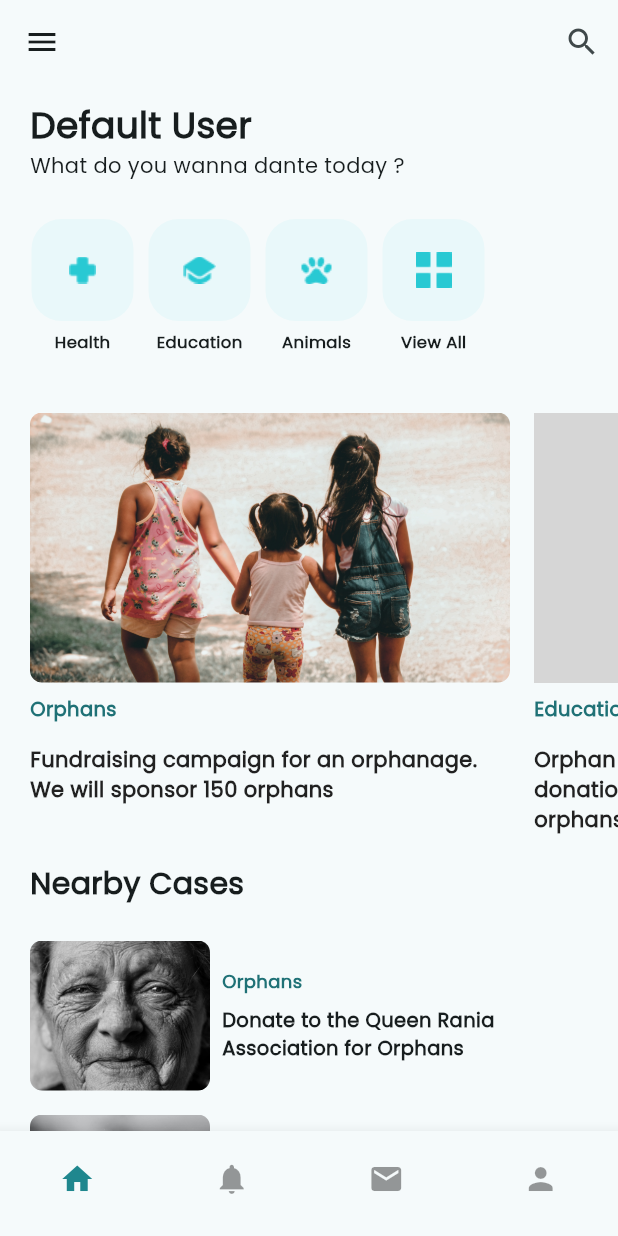
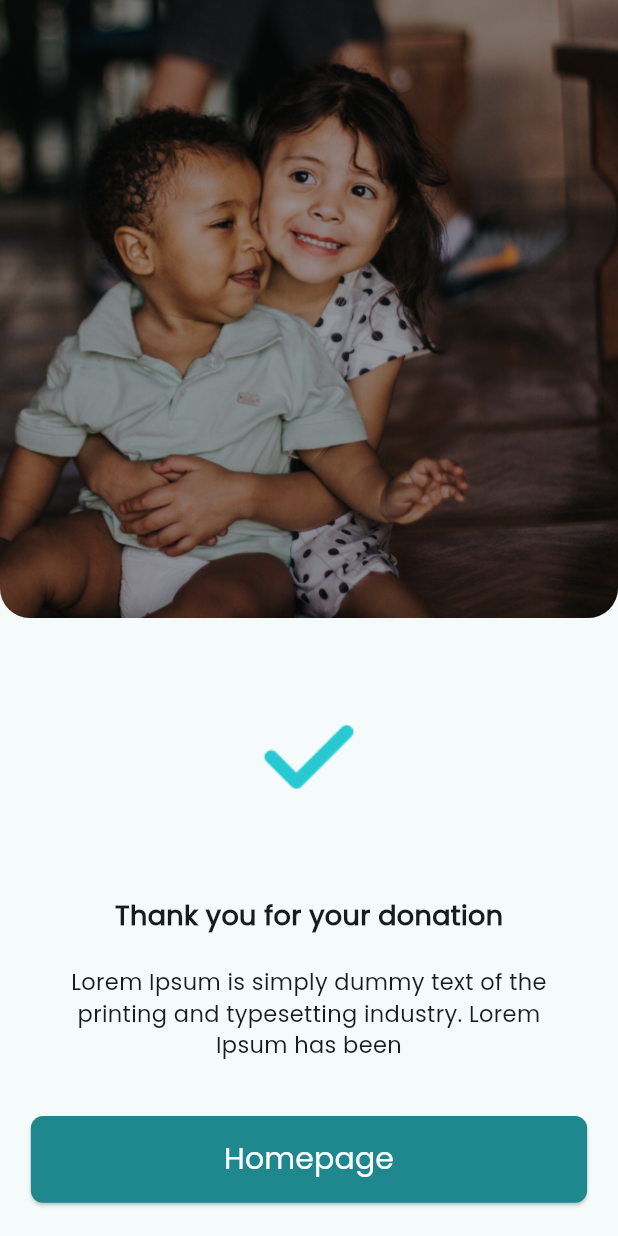
Before and after one commit to Narsinhpatel/donation_flutter_app, a Flutter app: the screen it shows after launch, on a phone screen of 412 x 824 dp. Run offline on Flutter 3.47's test engine with Material 3 defaults, Android fonts, the phone set to English and light mode, and no system bars; our stand-ins replace carousel_slider, get; grey boxes are pictures that could not be loaded.

Commit message:
thankyou-added-vedant

```diff
--- a/lib/main.dart
+++ b/lib/main.dart
@@ -19,7 +19,7 @@ class MyApp extends StatelessWidget {
     return GetMaterialApp(
       debugShowCheckedModeBanner: false,
       title: 'Flutter Demo',
-      initialRoute: '/home',
+      initialRoute: '/thank-you',
       // initialRoute: '/home',
       getPages: appRoutes(),
       theme: ThemeData(
--- a/lib/pages/donation_pages/donation_amount_selection.dart
+++ b/lib/pages/donation_pages/donation_amount_selection.dart
@@ -36,7 +36,7 @@ class DonationSelectionPage extends StatelessWidget {
               height: calculateHeight(0.45, context),
               child: Stack(
                 children: [
-                  CarouselImages(),
+                  const CarouselImages(),
                   Positioned(
                     bottom: 0,
                     left: 0,
@@ -44,8 +44,8 @@ class DonationSelectionPage extends StatelessWidget {
                       width: calculateWidth(1, context),
                       // Match parent Stack width
                       height: calculateHeight(0.02, context),
-                      decoration: const BoxDecoration(
-                        color: Colors.white,
+                      decoration: BoxDecoration(
+                        color: Color.fromRGBO(250, 253, 255, 1.0),
                         borderRadius: BorderRadius.only(
                           topLeft: Radius.circular(50),
                           topRight: Radius.circular(50),
@@ -62,7 +62,7 @@ class DonationSelectionPage extends StatelessWidget {
                 mainAxisAlignment: MainAxisAlignment.center,
                 children: [
                   SizedBox(
-                    height: calculateHeight(0.03, context),
+                    height: calculateHeight(0.005, context),
                   ),
                   const Text(
                     "How much wanna Donate ?",
@@ -115,7 +115,7 @@ class DonationSelectionPage extends StatelessWidget {
                     ),
                   ),
                   SizedBox(
-                    height: calculateHeight(0.035, context),
+                    height: calculateHeight(0.045, context),
                   ),
                   ElevatedButton(
                     onPressed: () {
--- /dev/null
+++ b/lib/pages/donation_pages/thank_you_page.dart
@@ -0,0 +1,117 @@
+import 'package:donation_flutter_app/utils/app_static_data/image_strings.dart';
+import 'package:flutter/material.dart';
+import 'package:get/get.dart';
+
+import '../../utils/functions/height_width/height_width.dart';
+
+class ThankYouPage extends StatelessWidget {
+  const ThankYouPage({super.key});
+
+  @override
+  Widget build(BuildContext context) {
+    return Scaffold(
+      extendBodyBehindAppBar: true,
+      appBar: AppBar(
+        backgroundColor: Colors.transparent,
+        scrolledUnderElevation: 0.0,
+        iconTheme: const IconThemeData(color: Colors.white),
+      ),
+      body: Column(
+        mainAxisAlignment: MainAxisAlignment.start,
+        children: [
+          SizedBox(
+            height: calculateHeight(0.5, context),
+            child: Stack(
+              children: [
+                SizedBox(
+                  height: double.infinity,
+                  width: double.infinity,
+                  child: ClipRRect(
+                    borderRadius: const BorderRadius.only(
+                      bottomLeft: Radius.circular(20),
+                      bottomRight: Radius.circular(20),
+                    ),
+                    child: Image.asset(
+                      ImageString.WELCOME_CHILD_IMG,
+                      width: double.infinity,
+                      height: double.infinity,
+                      fit: BoxFit.cover,
+                    ),
+                  ),
+                ),
+                Container(
+                  width: double.infinity,
+                  height: double.infinity,
+                  decoration: BoxDecoration(
+                    color: Colors.black.withOpacity(0.3),
+                    borderRadius: const BorderRadius.only(
+                      bottomLeft: Radius.circular(20),
+                      bottomRight: Radius.circular(20),
+                    ),
+                  ),
+                ),
+              ],
+            ),
+          ),
+          SizedBox(
+            height: calculateHeight(0.07, context),
+          ),
+          Image.asset(
+            ImageString.DONATION_CHECK_ICON,
+            height: calculateHeight(0.085, context),
+          ),
+          SizedBox(
+            height: calculateHeight(0.07, context),
+          ),
+          const Text(
+            "Thank you for your donation",
+            style: TextStyle(
+              fontSize: 18,
+              fontWeight: FontWeight.w600,
+            ),
+          ),
+          SizedBox(
+            height: calculateHeight(0.025, context),
+          ),
+          const Padding(
+            padding: EdgeInsets.symmetric(horizontal: 30),
+            child: Text(
+              "Lorem Ipsum is simply dummy text of the printing and typesetting industry. Lorem Ipsum has been ",
+              textAlign: TextAlign.center,
+              style: TextStyle(
+                fontSize: 15,
+              ),
+            ),
+          ),
+          SizedBox(
+            height: calculateHeight(0.045, context),
+          ),
+          ElevatedButton(
+            onPressed: () {
+              Get.offAllNamed('/home');
+            },
+            style: ElevatedButton.styleFrom(
+              backgroundColor: const Color(0xFF1F878E),
+              minimumSize: Size(
+                calculateWidth(0.9, context),
+                calculateHeight(0.07, context),
+              ),
+              padding: const EdgeInsets.all(10),
+              shape: RoundedRectangleBorder(
+                borderRadius: BorderRadius.circular(8),
+              ),
+            ),
+            child: const Text(
+              'Homepage',
+              style: TextStyle(
+                color: Colors.white,
+                fontSize: 20,
+                fontWeight: FontWeight.w500,
+              ),
+            ),
+          ),
+        ],
+      ),
+    );
+  }
+}
--- a/lib/routes/routes.dart
+++ b/lib/routes/routes.dart
@@ -19,6 +19,7 @@ import 'package:get/get.dart';
 
 import '../pages/donation_pages/donation_amount_selection.dart';
 import '../pages/donation_pages/donation_page.dart';
+import '../pages/donation_pages/thank_you_page.dart';
 
 /*
  * @purpose :
@@ -88,5 +89,9 @@ appRoutes()=>[
   GetPage(
     name: '/donation-details',
     page: () => const DonationDetails(),
+  ),
+  GetPage(
+    name: '/thank-you',
+    page: () => const ThankYouPage(),
   )
 ];
--- a/lib/utils/app_static_data/image_strings.dart
+++ b/lib/utils/app_static_data/image_strings.dart
@@ -26,6 +26,7 @@ class ImageString{
 
   static const String DONATION_TARGET_ICON = "assets/icons/donation/vector.png";
   static const String DONATION_REQUIRED_ICON = "assets/icons/donation/group.png";
+  static const String DONATION_CHECK_ICON = "assets/icons/donation/check-sign.png";
 
 
 
```
Also changed, not shown: lib/pages/donation_pages/donation_details.dart (+19 -8 lines), assets/icons/donation/check-sign.png (added).
